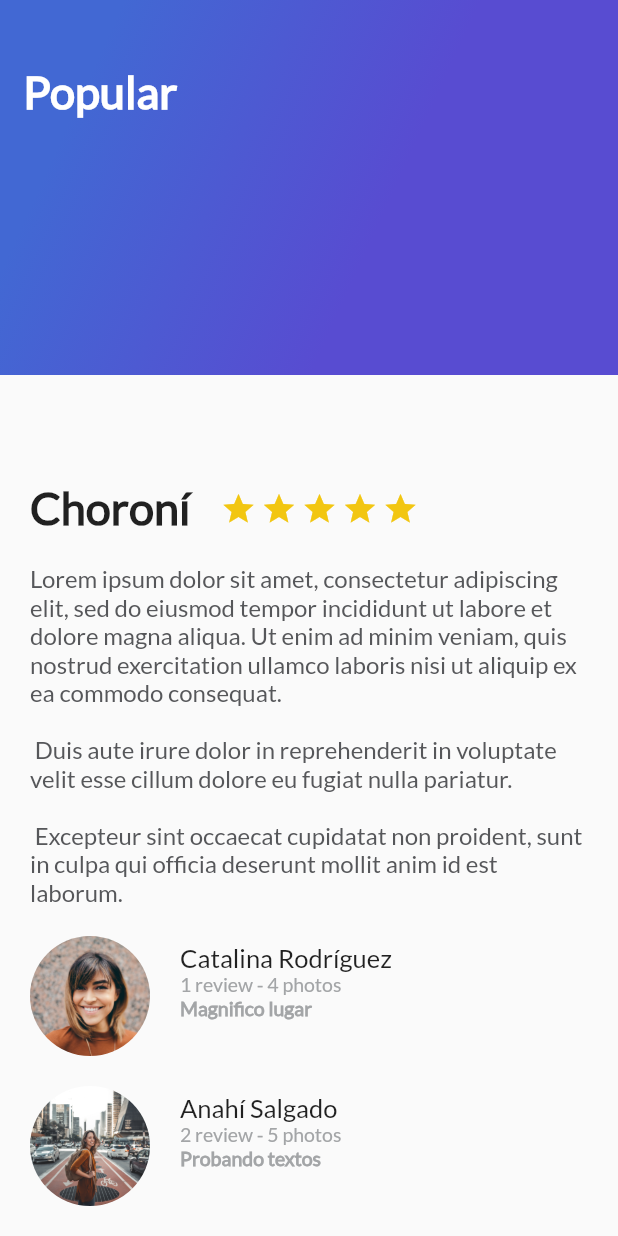
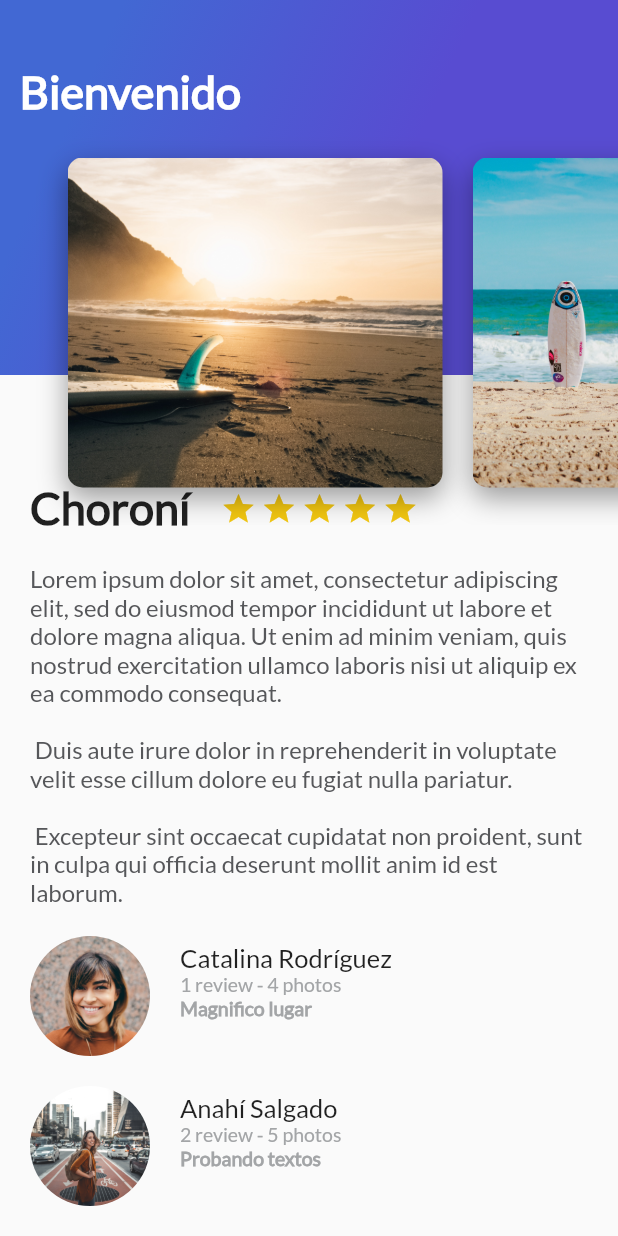
Before and after one commit to DaniSalermi/trips_ranking_app, a Flutter app: the screen it shows after launch, on a phone screen of 412 x 824 dp. Run offline on Flutter 3.47's test engine with Material 2 defaults, Android fonts, the phone set to English and light mode, and no system bars.

Commit message:
feat add card image list

```diff
--- a/lib/card_image.dart
+++ b/lib/card_image.dart
@@ -0,0 +1,27 @@
+import 'package:flutter/material.dart';
+
+class CardImage extends StatelessWidget {
+  String pathImageCard = "assets/images/playa1.jpg";
+  CardImage(this.pathImageCard);
+
+  @override
+  Widget build(BuildContext context) {
+    final card = Container(
+      height: 350.0,
+      width: 250.0,
+      margin: EdgeInsets.only(top: 80.0, left: 20.0),
+      decoration: BoxDecoration(
+          image: DecorationImage(
+              fit: BoxFit.cover, image: AssetImage(pathImageCard)),
+          borderRadius: BorderRadius.all(Radius.circular(10.0)),
+          shape: BoxShape.rectangle,
+          boxShadow: <BoxShadow>[
+            BoxShadow(
+                color: Colors.black38,
+                blurRadius: 15.0,
+                offset: Offset(0.0, 7.0))
+          ]),
+    );
+    return card;
+  }
+}
--- /dev/null
+++ b/lib/card_image_list.dart
@@ -0,0 +1,24 @@
+import 'package:flutter/material.dart';
+import 'card_image.dart';
+
+class CardImageList extends StatelessWidget {
+  @override
+  Widget build(BuildContext context) {
+    return Container(
+      height: 350.0,
+      child: ListView(
+        padding: EdgeInsets.all(25.0),
+        scrollDirection: Axis.horizontal,
+        children: <Widget>[
+          CardImage("assets/images/playa1.jpg"),
+          CardImage("assets/images/playa2.jpg"),
+          CardImage("assets/images/playa3.jpg"),
+          CardImage("assets/images/playa4.jpg"),
+          CardImage("assets/images/playa5.jpg"),
+          CardImage("assets/images/playa6.jpg"),
+          CardImage("assets/images/playa7.jpg"),
+        ],
+      ),
+    );
+  }
+}
--- /dev/null
+++ b/lib/header_appbar.dart
@@ -0,0 +1,12 @@
+import 'package:flutter/material.dart';
+import 'gradient_back.dart';
+import 'card_image_list.dart';
+
+class HeaderAppBar extends StatelessWidget {
+  @override
+  Widget build(BuildContext context) {
+    return Stack(
+      children: <Widget>[GradientBack("Bienvenido"), CardImageList()],
+    );
+  }
+}
--- a/lib/main.dart
+++ b/lib/main.dart
@@ -2,7 +2,7 @@ import 'package:flutter/material.dart';
 import 'package:flutter/services.dart';
 import 'description_place.dart';
 import 'review_list.dart';
-import 'gradient_back.dart';
+import 'header_appbar.dart';
 
 void main() {
   runApp(MyApp());
@@ -33,7 +33,7 @@ class MyApp extends StatelessWidget {
                   ReviewList()
                 ],
               ),
-              GradientBack("Popular"),
+              HeaderAppBar()
             ],
           ),
         ));
```
